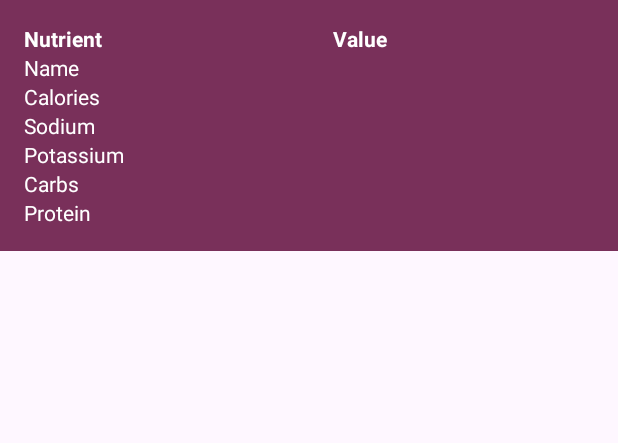
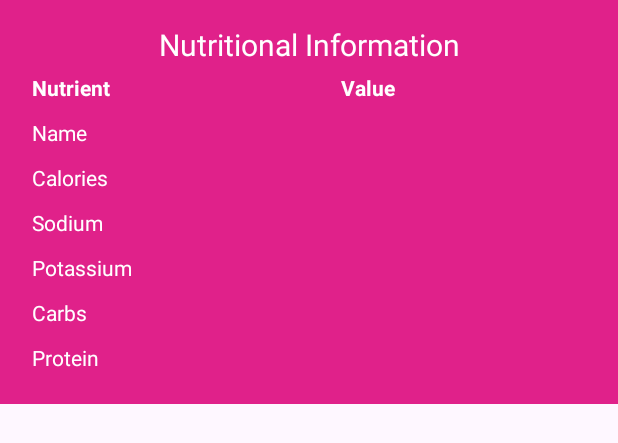
Before and after one commit to Brocoder07/NutriVision, an Android app: the layout nutrition_popup.xml on its own in the app's theme, with its tools: preview values and no code run, on a phone screen of 412 x 824 dp. Shown: the top 443 px of the screen. Run offline under Robolectric (Android 15) with nearby library versions, the phone set to English and light mode, and no system bars.

Commit message:
pop-up table rework

```diff
--- a/app/src/main/res/layout/nutrition_popup.xml
+++ b/app/src/main/res/layout/nutrition_popup.xml
@@ -3,19 +3,30 @@
     android:layout_width="wrap_content"
     android:layout_height="wrap_content"
     android:padding="16dp"
-    android:background="#79305a"
+    android:background="#E0218A"
     android:stretchColumns="1">
+
+   <TextView
+    android:layout_width="wrap_content"
+    android:layout_height="wrap_content"
+    android:text="Nutritional Information"
+    android:textAlignment="center"
+    android:textColor="@color/white"
+    android:textSize="20dp"/>
+
 
     <TableRow>
         <TextView
             android:text="Nutrient"
             android:textStyle="bold"
+            android:padding="5sp"
             android:layout_width="wrap_content"
             android:layout_height="wrap_content"
             android:textColor="@color/white"/>
         <TextView
             android:text="Value"
             android:textStyle="bold"
+            android:padding="5sp"
             android:textAlignment="center"
             android:textColor="@color/white"
             android:layout_width="wrap_content"
@@ -25,12 +36,14 @@
     <TableRow>
         <TextView
             android:text="Name"
+            android:padding="5sp"
             android:textColor="@color/white"
             android:layout_width="wrap_content"
             android:layout_height="wrap_content" />
         <TextView
             android:id="@+id/foodName"
             android:textColor="@color/white"
+            android:padding="5sp"
             android:textAlignment="center"
             android:layout_width="wrap_content"
             android:layout_height="wrap_content" />
@@ -40,10 +53,12 @@
         <TextView
             android:text="Calories"
             android:textColor="@color/white"
+            android:padding="5sp"
             android:layout_width="wrap_content"
             android:layout_height="wrap_content" />
         <TextView
             android:id="@+id/calories"
+            android:padding="5sp"
             android:textColor="@color/white"
             android:textAlignment="center"
             android:layout_width="wrap_content"
@@ -54,10 +69,12 @@
         <TextView
             android:text="Sodium"
             android:textColor="@color/white"
+            android:padding="5sp"
             android:layout_width="wrap_content"
             android:layout_height="wrap_content" />
         <TextView
             android:id="@+id/sodium"
+            android:padding="5sp"
             android:textColor="@color/white"
             android:textAlignment="center"
             android:layout_width="wrap_content"
@@ -67,11 +84,13 @@
     <TableRow>
         <TextView
             android:text="Potassium"
+            android:padding="5sp"
             android:textColor="@color/white"
             android:layout_width="wrap_content"
             android:layout_height="wrap_content" />
         <TextView
             android:id="@+id/potassium"
+            android:padding="5sp"
             android:textColor="@color/white"
             android:textAlignment="center"
             android:layout_width="wrap_content"
@@ -81,11 +100,13 @@
     <TableRow>
         <TextView
             android:text="Carbs"
+            android:padding="5sp"
             android:textColor="@color/white"
             android:layout_width="wrap_content"
             android:layout_height="wrap_content" />
         <TextView
             android:id="@+id/carbohydrates"
+            android:padding="5sp"
             android:textColor="@color/white"
             android:textAlignment="center"
             android:layout_width="wrap_content"
@@ -95,11 +116,13 @@
     <TableRow>
         <TextView
             android:text="Protein"
+            android:padding="5sp"
             android:textColor="@color/white"
             android:layout_width="wrap_content"
             android:layout_height="wrap_content" />
         <TextView
             android:id="@+id/protein"
+            android:padding="5sp"
             android:textColor="@color/white"
             android:textAlignment="center"
             android:layout_width="wrap_content"
```
